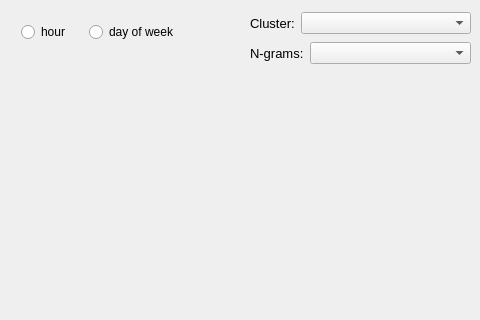
First picture: the form in twitter_analysis/core/gui/ui_files/widget_ngrams_per_cluster.ui, repository atrevisan/EventAnalyser, before the edit; both pictures show x 0 to 480 and y 0 to 320 of the 839 by 709 pixel window.
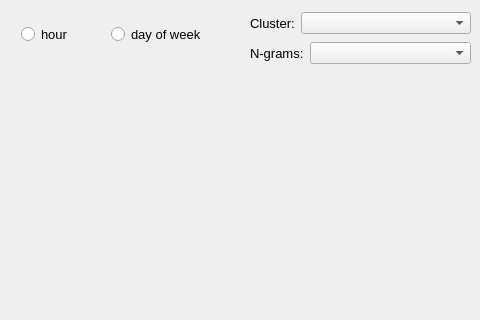
Second picture: the form after the edit.

Commit message: ngram day of the week frequency distribution

The edit to the form file:
```diff
--- a/twitter_analysis/core/gui/ui_files/widget_ngrams_per_cluster.ui
+++ b/twitter_analysis/core/gui/ui_files/widget_ngrams_per_cluster.ui
@@ -34,13 +34,18 @@
     <rect>
      <x>21</x>
      <y>21</y>
-     <width>158</width>
-     <height>22</height>
+     <width>185</width>
+     <height>27</height>
     </rect>
    </property>
    <layout class="QHBoxLayout" name="hlayout_radio">
     <item>
      <widget class="QRadioButton" name="radio_hour">
+      <property name="font">
+       <font>
+        <pointsize>10</pointsize>
+       </font>
+      </property>
       <property name="text">
        <string>hour</string>
       </property>
@@ -48,6 +53,11 @@
     </item>
     <item>
      <widget class="QRadioButton" name="radio_day_week">
+      <property name="font">
+       <font>
+        <pointsize>10</pointsize>
+       </font>
+      </property>
       <property name="text">
        <string>day of week</string>
       </property>
```
The commit also changes 6 other files.
